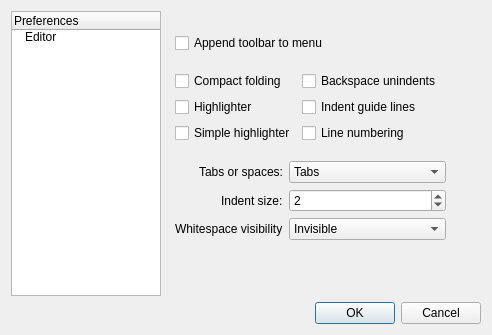
This is ui/preferencesdialog.ui in gideros/gideros as Qt 5 draws it before an edit. The edited form follows.
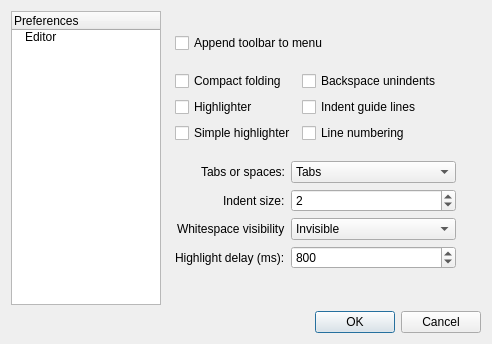
This is the edited form.

Commit message:
[core/ui] Fixed search results not being visible when code is folded
[core/ui] Fixed undo/redo actions when using color picker
[core/ui] Fixed highlighter not being reset sometimes
[core/ui] Added adjustable highlighter delay
[core/ui] Added global zoom level
[core/ui] Added virtual space selection (only when using ALT + LMB)
[core/ui] Added the ability to change the color of whitespaces using styles
[core/ui] Added the ability to dock output widget to left and right panels

```diff
--- a/ui/preferencesdialog.ui
+++ b/ui/preferencesdialog.ui
@@ -10,7 +10,7 @@
     <x>0</x>
     <y>0</y>
     <width>492</width>
-    <height>335</height>
+    <height>344</height>
    </rect>
   </property>
   <property name="sizePolicy">
@@ -158,8 +158,8 @@
           <rect>
            <x>10</x>
            <y>150</y>
-           <width>271</width>
-           <height>101</height>
+           <width>281</width>
+           <height>141</height>
           </rect>
          </property>
          <layout class="QFormLayout" name="formLayout">
@@ -262,6 +262,38 @@
             </item>
            </widget>
           </item>
+          <item row="3" column="1">
+           <widget class="QSpinBox" name="wordHighlighterDelay">
+            <property name="enabled">
+             <bool>true</bool>
+            </property>
+            <property name="showGroupSeparator" stdset="0">
+             <bool>false</bool>
+            </property>
+            <property name="minimum">
+             <number>100</number>
+            </property>
+            <property name="maximum">
+             <number>10000</number>
+            </property>
+            <property name="singleStep">
+             <number>50</number>
+            </property>
+            <property name="stepType">
+             <enum>QAbstractSpinBox::DefaultStepType</enum>
+            </property>
+            <property name="value">
+             <number>800</number>
+            </property>
+           </widget>
+          </item>
+          <item row="3" column="0">
+           <widget class="QLabel" name="wordHighlighterDelayLabel">
+            <property name="text">
+             <string>Highlight delay (ms):</string>
+            </property>
+           </widget>
+          </item>
          </layout>
         </widget>
         <widget class="QWidget" name="formLayoutWidget_2">
```
The commit also changes 7 other files.
